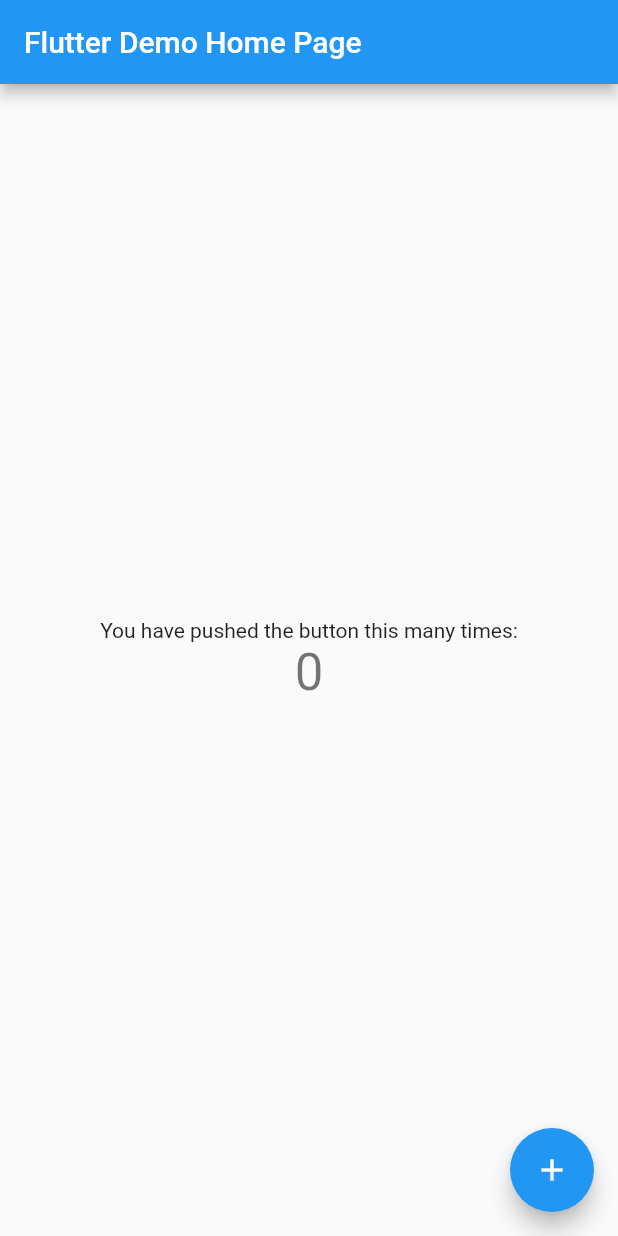
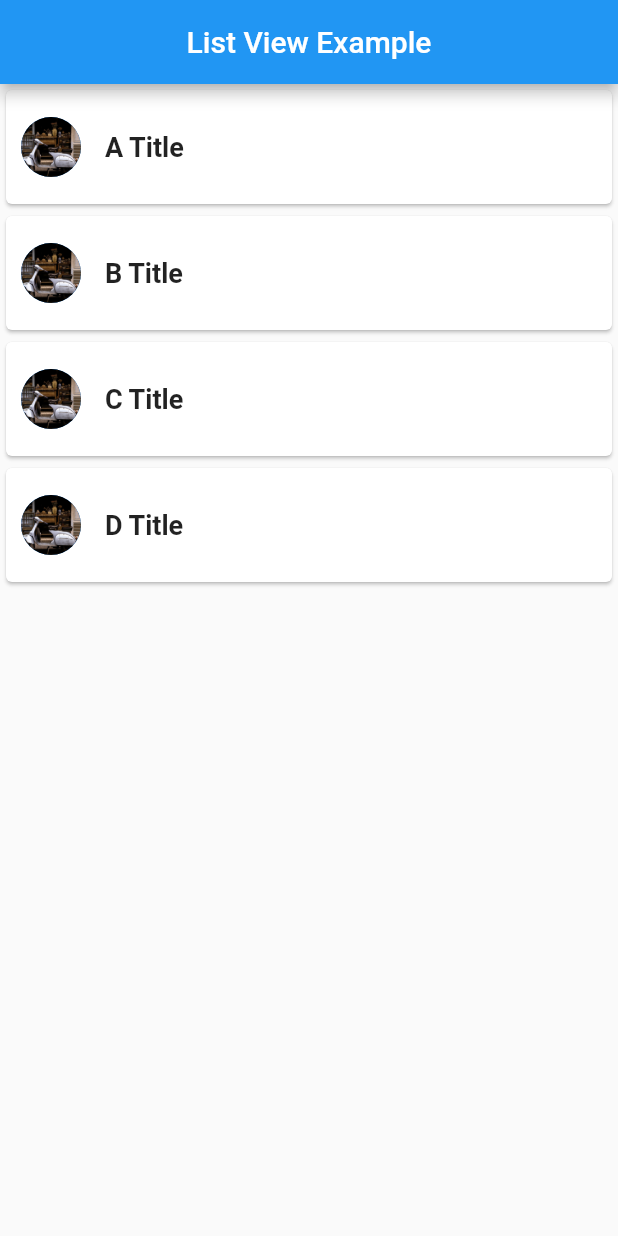
Before and after one commit to huaviet99/flutter-example, a Flutter app: the screen it shows after launch, on a phone screen of 412 x 824 dp. Run offline on Flutter 3.47's test engine with Material 2 defaults, Android fonts, the phone set to English and light mode, and no system bars.

Commit message:
list-view example

```diff
--- a/flutter_example/lib/main.dart
+++ b/flutter_example/lib/main.dart
@@ -1,117 +1,61 @@
 import 'package:flutter/material.dart';
+import 'my_item.dart';
 
 void main() {
   runApp(MyApp());
 }
 
 class MyApp extends StatelessWidget {
-  // This widget is the root of your application.
   @override
   Widget build(BuildContext context) {
     return MaterialApp(
-      title: 'Flutter Demo',
-      theme: ThemeData(
-        // This is the theme of your application.
-        //
-        // Try running your application with "flutter run". You'll see the
-        // application has a blue toolbar. Then, without quitting the app, try
-        // changing the primarySwatch below to Colors.green and then invoke
-        // "hot reload" (press "r" in the console where you ran "flutter run",
-        // or simply save your changes to "hot reload" in a Flutter IDE).
-        // Notice that the counter didn't reset back to zero; the application
-        // is not restarted.
-        primarySwatch: Colors.blue,
-        // This makes the visual density adapt to the platform that you run
-        // the app on. For desktop platforms, the controls will be smaller and
-        // closer together (more dense) than on mobile platforms.
-        visualDensity: VisualDensity.adaptivePlatformDensity,
+      title: 'Flutter Example',
+      home: Scaffold(
+        appBar: AppBar(
+          title: Text('List View Example'),
+          centerTitle: true,
+        ),
+        body: Container(
+          child: MyListView(),
+        ),
       ),
-      home: MyHomePage(title: 'Flutter Demo Home Page'),
     );
   }
 }
 
-class MyHomePage extends StatefulWidget {
-  MyHomePage({Key key, this.title}) : super(key: key);
-
-  // This widget is the home page of your application. It is stateful, meaning
-  // that it has a State object (defined below) that contains fields that affect
-  // how it looks.
-
-  // This class is the configuration for the state. It holds the values (in this
-  // case the title) provided by the parent (in this case the App widget) and
-  // used by the build method of the State. Fields in a Widget subclass are
-  // always marked "final".
-
-  final String title;
-
+class MyListView extends StatefulWidget {
   @override
-  _MyHomePageState createState() => _MyHomePageState();
+  _MyListViewState createState() => _MyListViewState();
 }
 
-class _MyHomePageState extends State<MyHomePage> {
-  int _counter = 0;
-
-  void _incrementCounter() {
-    setState(() {
-      // This call to setState tells the Flutter framework that something has
-      // changed in this State, which causes it to rerun the build method below
-      // so that the display can reflect the updated values. If we changed
-      // _counter without calling setState(), then the build method would not be
-      // called again, and so nothing would appear to happen.
-      _counter++;
-    });
-  }
+class _MyListViewState extends State<MyListView> {
+  List<MyItem> myItemList = [
+    MyItem.fromTitle('A Title'),
+    MyItem.fromTitle('B Title'),
+    MyItem.fromTitle('C Title'),
+    MyItem.fromTitle('D Title')
+  ];
 
   @override
   Widget build(BuildContext context) {
-    // This method is rerun every time setState is called, for instance as done
-    // by the _incrementCounter method above.
-    //
-    // The Flutter framework has been optimized to make rerunning build methods
-    // fast, so that you can just rebuild anything that needs updating rather
-    // than having to individually change instances of widgets.
-    return Scaffold(
-      appBar: AppBar(
-        // Here we take the value from the MyHomePage object that was created by
-        // the App.build method, and use it to set our appbar title.
-        title: Text(widget.title),
-      ),
-      body: Center(
-        // Center is a layout widget. It takes a single child and positions it
-        // in the middle of the parent.
-        child: Column(
-          // Column is also a layout widget. It takes a list of children and
-          // arranges them vertically. By default, it sizes itself to fit its
-          // children horizontally, and tries to be as tall as its parent.
-          //
-          // Invoke "debug painting" (press "p" in the console, choose the
-          // "Toggle Debug Paint" action from the Flutter Inspector in Android
-          // Studio, or the "Toggle Debug Paint" command in Visual Studio Code)
-          // to see the wireframe for each widget.
-          //
-          // Column has various properties to control how it sizes itself and
-          // how it positions its children. Here we use mainAxisAlignment to
-          // center the children vertically; the main axis here is the vertical
-          // axis because Columns are vertical (the cross axis would be
-          // horizontal).
-          mainAxisAlignment: MainAxisAlignment.center,
-          children: <Widget>[
-            Text(
-              'You have pushed the button this many times:',
+    return ListView.builder(
+        itemCount: myItemList.length,
+        itemBuilder: (context, index) {
+          return Card(
+            child: ListTile(
+              leading: CircleAvatar(
+                backgroundImage: AssetImage('images/a.jpg'),
+              ),
+              contentPadding: EdgeInsets.all(10),
+              title: Text(
+                myItemList[index].title,
+                style: TextStyle(fontWeight: FontWeight.bold, fontSize: 18),
+              ),
+              onTap: () {
+                print('${myItemList[index].title} Clicked');
+              },
             ),
-            Text(
-              '$_counter',
-              style: Theme.of(context).textTheme.headline4,
-            ),
-          ],
-        ),
-      ),
-      floatingActionButton: FloatingActionButton(
-        onPressed: _incrementCounter,
-        tooltip: 'Increment',
-        child: Icon(Icons.add),
-      ), // This trailing comma makes auto-formatting nicer for build methods.
-    );
+          );
+        });
   }
 }
--- /dev/null
+++ b/flutter_example/lib/my_item.dart
@@ -0,0 +1,6 @@
+class MyItem {
+  String title;
+
+  MyItem();
+  MyItem.fromTitle(this.title);
+}
--- a/flutter_example/pubspec.yaml
+++ b/flutter_example/pubspec.yaml
@@ -48,6 +48,8 @@ flutter:
   # assets:
   #   - images/a_dot_burr.jpeg
   #   - images/a_dot_ham.jpeg
+  assets:
+    - images/
 
   # An image asset can refer to one or more resolution-specific "variants", see
   # https://flutter.dev/assets-and-images/#resolution-aware.
```
Also changed, not shown: flutter_example/images/a.jpg (added).
